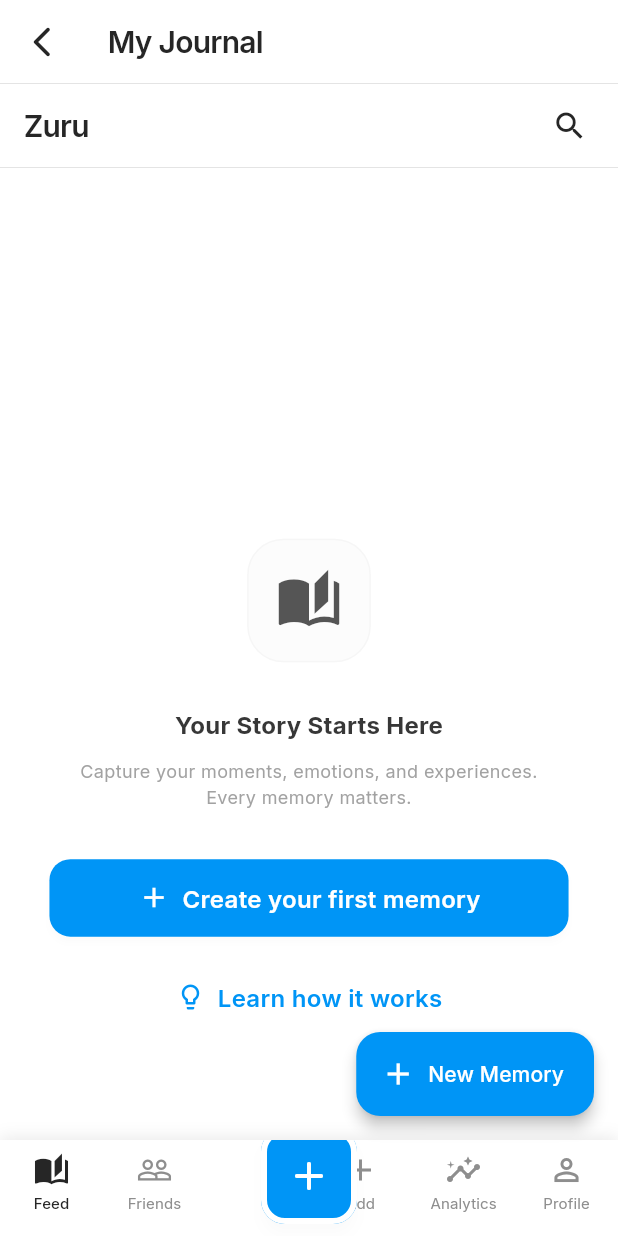
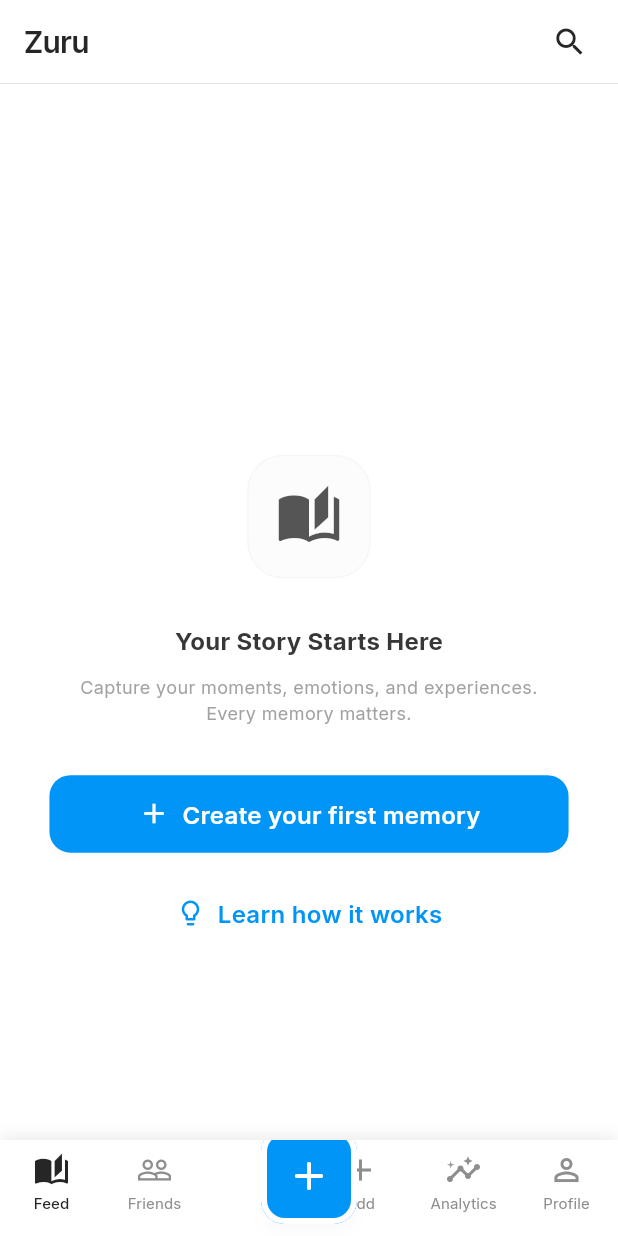
Before and after one commit to bobmwiti-dev/zuru-app, a Flutter app: the MemoryFeedScreen widget shown alone on an empty page, opened directly, on a phone screen of 412 x 824 dp. Run offline on Flutter 3.47's test engine with Material 3 defaults, Android fonts, the phone set to English and light mode, and no system bars; our stand-ins replace cached_network_image, camera, cloud_firestore, connectivity_plus, equatable, firebase_analytics and 23 more; accounts and stored records are empty.

Commit message:
refactor: revert memory feed screen to original simple UI

```diff
--- a/lib/presentation/screens/memory_feed_screen/screen.dart
+++ b/lib/presentation/screens/memory_feed_screen/screen.dart
@@ -22,71 +22,9 @@ class MemoryFeedScreen extends ConsumerWidget {
     final authState = ref.watch(authStateProvider);
     final user = authState.user;
 
-    return Scaffold(
-      appBar: CustomAppBar(
-        title: 'My Journal',
-        actions: [
-          // User profile button
-          if (user != null)
-            PopupMenuButton<String>(
-              icon: CircleAvatar(
-                backgroundColor: Theme.of(context).colorScheme.primary,
-                child: Text(
-                  user.name?.isNotEmpty == true
-                      ? user.name![0].toUpperCase()
-                      : 'U',
-                  style: TextStyle(
-                    color: Theme.of(context).colorScheme.onPrimary,
-                    fontWeight: FontWeight.bold,
-                  ),
-                ),
-              ),
-              onSelected: (value) {
-                if (value == 'logout') {
-                  _handleLogout(context, ref);
-                }
-              },
-              itemBuilder:
-                  (context) => [
-                    PopupMenuItem(
-                      value: 'profile',
-                      child: Row(
-                        children: [
-                          Icon(Icons.person, size: 20),
-                          SizedBox(width: 8),
-                          Text('Profile'),
-                        ],
-                      ),
-                    ),
-                    PopupMenuItem(
-                      value: 'settings',
-                      child: Row(
-                        children: [
-                          Icon(Icons.settings, size: 20),
-                          SizedBox(width: 8),
-                          Text('Settings'),
-                        ],
-                      ),
-                    ),
-                    PopupMenuItem(enabled: false, height: 1, child: Divider()),
-                    PopupMenuItem(
-                      value: 'logout',
-                      child: Row(
-                        children: [
-                          Icon(Icons.logout, size: 20, color: Colors.red),
-                          SizedBox(width: 8),
-                          Text('Sign Out', style: TextStyle(color: Colors.red)),
-                        ],
-                      ),
-                    ),
-                  ],
-            ),
-        ],
-      ),
-      body: _MemoryFeedContent(
+    return _MemoryFeedContent(
       user: user,
       onLogout: () => _handleLogout(context, ref),
-      ),
     );
   }
 
@@ -453,13 +391,10 @@ class _MemoryFeedContentState extends State<_MemoryFeedContent> {
   @override
   Widget build(BuildContext context) {
     final theme = Theme.of(context);
-
     return Scaffold(
-      backgroundColor: theme.scaffoldBackgroundColor,
       appBar: _buildAppBar(theme),
       body: SafeArea(
-        child:
-            _isLoading
+        child: _isLoading
             ? CustomScrollView(
                 physics: const AlwaysScrollableScrollPhysics(),
                 slivers: [
@@ -490,7 +425,6 @@ class _MemoryFeedContentState extends State<_MemoryFeedContent> {
                       controller: _scrollController,
                       physics: const AlwaysScrollableScrollPhysics(),
                       slivers: [
-                          // Greeting header
                         SliverToBoxAdapter(
                           child: GreetingHeaderWidget(
                             userName: widget.user?.name,
@@ -499,12 +433,8 @@ class _MemoryFeedContentState extends State<_MemoryFeedContent> {
                             },
                           ),
                         ),
-
-                          // Search bar (when active)
                         if (_isSearching)
                           SliverToBoxAdapter(child: _buildSearchBar(theme)),
-
-                          // Feed list (edge-to-edge)
                         SliverList(
                           delegate: SliverChildBuilderDelegate(
                             (context, index) {
@@ -515,10 +445,10 @@ class _MemoryFeedContentState extends State<_MemoryFeedContent> {
                               }
 
                               final entry = _filteredEntries[index];
-                                final isLiked =
-                                    entry.id != null && _likedJournalIds.contains(entry.id);
-                                final isSaved =
-                                    entry.id != null && _savedJournalIds.contains(entry.id);
+                              final isLiked = entry.id != null &&
+                                  _likedJournalIds.contains(entry.id);
+                              final isSaved = entry.id != null &&
+                                  _savedJournalIds.contains(entry.id);
                               return MemoryCardWidget(
                                 journal: entry,
                                 isLiked: isLiked,
@@ -544,7 +474,8 @@ class _MemoryFeedContentState extends State<_MemoryFeedContent> {
                     ),
                   ),
       ),
-      floatingActionButton: _buildFAB(theme),
+      floatingActionButton:
+          (_isLoading || _filteredEntries.isEmpty) ? null : _buildFAB(theme),
       floatingActionButtonLocation: FloatingActionButtonLocation.endFloat,
       bottomNavigationBar: CustomBottomBar(
         currentIndex: _currentBottomNavIndex,
@@ -630,15 +561,36 @@ class _MemoryFeedContentState extends State<_MemoryFeedContent> {
   Widget _buildShimmerPost(ThemeData theme) {
     final colorScheme = theme.colorScheme;
 
+    final neonCyan = const Color(0xFF00E5FF);
+    final neonPurple = const Color(0xFFB000FF);
+    final borderColor = Color.lerp(neonCyan, neonPurple, 0.55)!.withValues(
+      alpha: 0.22,
+    );
+
     return Container(
+      margin: EdgeInsets.symmetric(horizontal: 3.w, vertical: 1.h),
+      decoration: BoxDecoration(
+        borderRadius: BorderRadius.circular(18),
+        boxShadow: [
+          BoxShadow(
+            color: neonCyan.withValues(alpha: 0.10),
+            blurRadius: 18,
+            spreadRadius: 1,
+            offset: const Offset(0, 10),
+          ),
+          BoxShadow(
+            color: neonPurple.withValues(alpha: 0.08),
+            blurRadius: 22,
+            spreadRadius: 1,
+            offset: const Offset(0, 14),
+          ),
+        ],
+      ),
+      child: Container(
         decoration: BoxDecoration(
           color: colorScheme.surface,
-        border: Border(
-          bottom: BorderSide(
-            color: colorScheme.outline,
-            width: 0.5,
-          ),
-        ),
+          borderRadius: BorderRadius.circular(18),
+          border: Border.all(color: borderColor, width: 1),
         ),
         child: Padding(
           padding: EdgeInsets.only(bottom: 1.h),
@@ -681,12 +633,18 @@ class _MemoryFeedContentState extends State<_MemoryFeedContent> {
                   ],
                 ),
               ),
-            AspectRatio(
+              Padding(
+                padding: EdgeInsets.symmetric(horizontal: 4.w),
+                child: ClipRRect(
+                  borderRadius: BorderRadius.circular(14),
+                  child: AspectRatio(
                     aspectRatio: 1,
                     child: ShimmerContainer(
                       width: double.infinity,
                       height: double.infinity,
                       borderRadius: BorderRadius.zero,
+                    ),
+                  ),
                 ),
               ),
               Padding(
@@ -739,6 +697,7 @@ class _MemoryFeedContentState extends State<_MemoryFeedContent> {
                 ),
               ),
             ],
+          ),
         ),
       ),
     );
```
Lines whose indentation alone changed are shown as unchanged.
